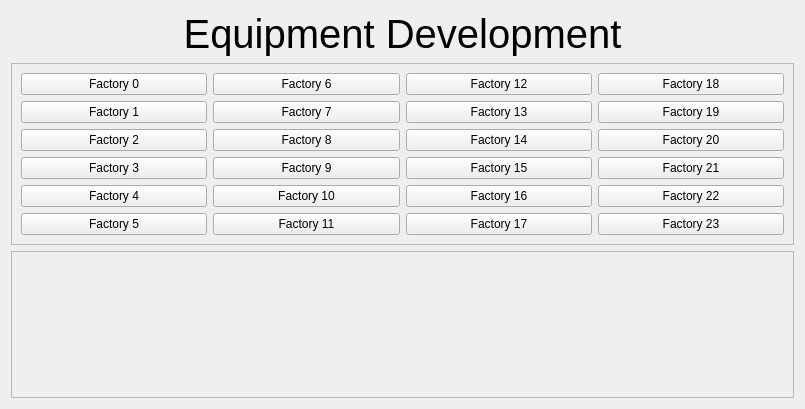
The window that CyberFleet/ClientGUI/ui/factoryarea.ui (ibicdlcod/GuoMuoRuoProject) describes before a commit, drawn with Qt 5.
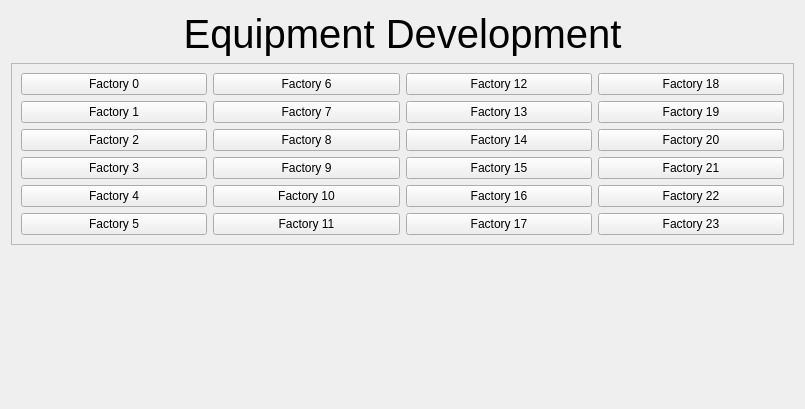
The same window after the commit. Custom widgets are drawn as their Qt base class.

What changed in the file:
```diff
--- a/CyberFleet/ClientGUI/ui/factoryarea.ui
+++ b/CyberFleet/ClientGUI/ui/factoryarea.ui
@@ -237,16 +237,19 @@
    <item>
     <widget class="QFrame" name="ArsenalArea">
      <property name="sizePolicy">
-      <sizepolicy hsizetype="Preferred" vsizetype="Expanding">
-       <horstretch>0</horstretch>
+      <sizepolicy hsizetype="Expanding" vsizetype="Expanding">
+       <horstretch>255</horstretch>
        <verstretch>255</verstretch>
       </sizepolicy>
      </property>
-     <property name="frameShape">
-      <enum>QFrame::StyledPanel</enum>
+     <property name="baseSize">
+      <size>
+       <width>0</width>
+       <height>0</height>
+      </size>
      </property>
-     <property name="frameShadow">
-      <enum>QFrame::Raised</enum>
+     <property name="styleSheet">
+      <string notr="true"/>
      </property>
      <layout class="QVBoxLayout" name="verticalLayout_3"/>
     </widget>
```
Left out of the diff: 4 changed lines with no effect on the pictures.
